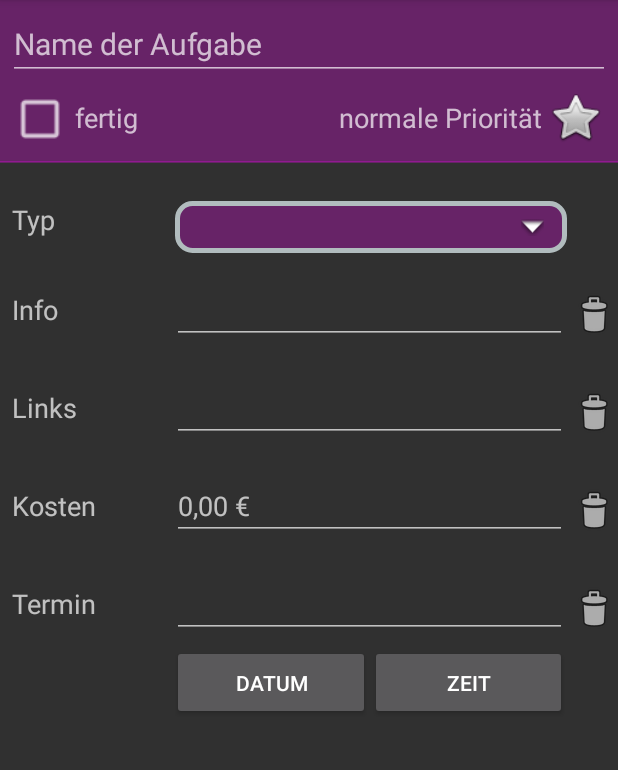
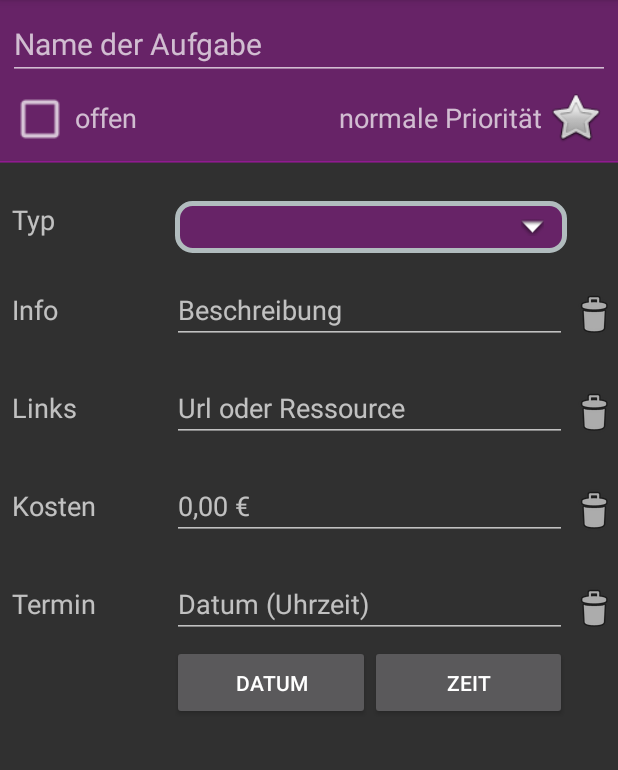
Before and after one commit to robertlange81/Umzugsplaner, an Android app: the TaskDetailFragment screen opened directly, with no data from a screen before it, on a phone screen of 412 x 824 dp, the part 75-845 px from its top. Run offline under Robolectric (Android 15) with nearby library versions, the phone set to English and light mode, and no system bars; 7 statements that could not run were skipped.

Commit message:
undo detail

```diff
--- a/app/src/main/java/com/planner/removal/removalplanner/Activities/MainActivity.java
+++ b/app/src/main/java/com/planner/removal/removalplanner/Activities/MainActivity.java
@@ -284,7 +284,7 @@ public static class SimpleItemRecyclerViewAdapter
                 termin.setTextColor(mParentActivity.getResources().getColor(R.color.colorGreen));
             } else {
                 kosten.setTextColor(mParentActivity.getResources().getColor(R.color.colorYellow));
-                if(task.date.getTime() < System.currentTimeMillis()) {
+                if(task.date != null && task.date.getTime() < System.currentTimeMillis()) {
                     termin.setTextColor(mParentActivity.getResources().getColor(R.color.colorRed));
                 } else {
                     termin.setTextColor(mParentActivity.getResources().getColor(R.color.colorWhite));
--- a/app/src/main/java/com/planner/removal/removalplanner/Fragments/TaskDetailFragment.java
+++ b/app/src/main/java/com/planner/removal/removalplanner/Fragments/TaskDetailFragment.java
@@ -12,6 +12,7 @@ import android.text.util.Linkify;
 import android.view.LayoutInflater;
 import android.view.View;
 import android.view.ViewGroup;
+import android.widget.AdapterView;
 import android.widget.ArrayAdapter;
 import android.widget.Button;
 import android.widget.CheckBox;
@@ -25,6 +26,7 @@ import android.widget.TextView;
 import android.widget.TimePicker;
 
 import com.planner.removal.removalplanner.Activities.MainActivity;
+import com.planner.removal.removalplanner.Helper.Command;
 import com.planner.removal.removalplanner.Helper.Formater;
 import com.planner.removal.removalplanner.Model.Prio;
 import com.planner.removal.removalplanner.Model.Task;
@@ -62,7 +64,6 @@ public class TaskDetailFragment extends Fragment implements CompoundButton.OnChe
     TextView lblIsDone;
     ImageView imgPrio;
     TextView lblPrio;
-    ImageView imgDelete;
     EditText txtCosts;
     Spinner spinnerDetailType;
     Button btnDatePicker;
@@ -112,17 +113,39 @@ public class TaskDetailFragment extends Fragment implements CompoundButton.OnChe
         lblIsDone = rootView.findViewById(R.id.detail_isDone_label);
         imgPrio = rootView.findViewById(R.id.detail_prio);
         lblPrio = rootView.findViewById(R.id.detail_prio_label);
-        txtDescription = rootView.findViewById(R.id.detail_description);
+        txtDescription = rootView.findViewById(R.id.description);
         txtCosts = rootView.findViewById(R.id.detail_costs);
-        spinnerDetailType = (Spinner) rootView.findViewById(R.id.detail_type);
-
-        _initLinks(rootView);
-        _initDeleteIcons(rootView);
+        spinnerDetailType = (Spinner) rootView.findViewById(R.id.type);
 
         btnDatePicker =(Button) rootView.findViewById(R.id.detail_btn_date);
         btnTimePicker =(Button) rootView.findViewById(R.id.detail_btn_time);
         txtDate =(EditText) rootView.findViewById(R.id.detail_deadline);
 
+        _initListeners(rootView);
+
+        final HashMap<TextView, String> linkMap = _initLinks(rootView);
+        _initDeleteIcons(rootView);
+
+        if (task != null) {
+            setDetails(linkMap, rootView);
+
+            final TaskType[] categories = TaskType.values();
+            final List<String> catsString = new ArrayList<>();
+            for (TaskType cat : categories) {
+                catsString.add(cat.toString());
+            }
+
+            ArrayAdapter _categoryAdapter = new ArrayAdapter<String>(rootView.getContext(), R.layout.simple_spinner_dropdown, catsString);
+            spinnerDetailType.setAdapter(_categoryAdapter);
+            if(task.type != null)
+                spinnerDetailType.setSelection(task.type.getValue());
+        }
+
+        startTimerThread(rootView);
+        return rootView;
+    }
+
+    private void _initListeners(final View rootView) {
         btnDatePicker.setOnClickListener(this);
         btnTimePicker.setOnClickListener(this);
 
@@ -163,9 +186,35 @@ public class TaskDetailFragment extends Fragment implements CompoundButton.OnChe
             }
         });
 
+        txtName.setOnFocusChangeListener(new View.OnFocusChangeListener() {
+            @Override
+            public void onFocusChange(View v, boolean hasFocus) {
+                if(!hasFocus && txtName.getText() != null) {
+                    String input = txtName.getText().toString();
 
+                    if(!input.equals(task.name)) {
+                        task.name = input;
+                        MainActivity.notifyTaskChanged();
+                        return;
+                    }
+                }
+            }
+        });
 
-        if (task != null) {
+        spinnerDetailType.setOnItemSelectedListener(new AdapterView.OnItemSelectedListener() {
+            @Override
+            public void onItemSelected(AdapterView<?> parent, View view, int position, long id) {
+                task.type = TaskType.values()[position];
+                MainActivity.notifyTaskChanged();
+            }
+
+            @Override
+            public void onNothingSelected(AdapterView<?> parent) {
+            }
+        });
+    }
+
+    private void setDetails(final HashMap<TextView, String> linkMap, View rootView) {
         txtName.setText(task.name);
         txtDescription.setText(task.description);
         checkIsDone.setChecked(task.isDone);
@@ -181,38 +230,39 @@ public class TaskDetailFragment extends Fragment implements CompoundButton.OnChe
             lblPrio.setText(R.string.normalPrioText_short);
         }
 
+        if(task.links != null && task.links.size() > 0) {
+            int i = 0;
+            for (Map.Entry<String, String> entry : task.links.entrySet())
+            {
+                if(i > txtLinks.length)
+                    break;
+
+                linkMap.put(txtLinks[i], entry.getKey());
+                _formatLink(txtLinks[i], entry.getValue(), entry.getKey());
+                i++;
+            }
+
+            if(i < txtLinks.length)
+                _formatLink(txtLinks[i], "", "");
+        }
+
         if(task.costs > 0.00)
             txtCosts.setText(Formater.intCentToString(task.costs));
-
-            final TaskType[] categories = TaskType.values();
-            final List<String> catsString = new ArrayList<>();
-            for (TaskType cat : categories) {
-                catsString.add(cat.toString());
-            }
-
-            ArrayAdapter _categoryAdapter = new ArrayAdapter<String>(rootView.getContext(), R.layout.simple_spinner_dropdown, catsString);
-            spinnerDetailType.setAdapter(_categoryAdapter);
-            if(task.type != null)
-                spinnerDetailType.setSelection(task.type.getValue());
 
         if(task.date != null)
             txtDate.setText(Formater.formatDateToSring(task.date));
     }
 
-        startTimerThread();
-        return rootView;
-    }
-
-    private void _initDeleteIcons(View rootView) {
+    private void _initDeleteIcons(final View rootView) {
         final HashMap<ImageView, TextView> deleteMap = new HashMap<>();
         txtLinks = new TextView[8];
         imgDeleteLinks = new ImageView[8];
-        txtLinks[0] = (TextView) rootView.findViewById(R.id.detail_links_x0);
-        txtLinks[1] = (TextView) rootView.findViewById(R.id.detail_links_x1);
-        txtLinks[2] = (TextView) rootView.findViewById(R.id.detail_links_x2);
-        txtLinks[3] = (TextView) rootView.findViewById(R.id.detail_links_x3);
-        txtLinks[4] = (TextView) rootView.findViewById(R.id.detail_links_x4);
-        txtLinks[5] = (TextView) rootView.findViewById(R.id.detail_description);
+        txtLinks[0] = (TextView) rootView.findViewById(R.id.links_0);
+        txtLinks[1] = (TextView) rootView.findViewById(R.id.links_1);
+        txtLinks[2] = (TextView) rootView.findViewById(R.id.links_2);
+        txtLinks[3] = (TextView) rootView.findViewById(R.id.links_3);
+        txtLinks[4] = (TextView) rootView.findViewById(R.id.links_4);
+        txtLinks[5] = (TextView) rootView.findViewById(R.id.description);
         txtLinks[6] = (TextView) rootView.findViewById(R.id.detail_costs);
         txtLinks[7] = (TextView) rootView.findViewById(R.id.detail_deadline);
 
@@ -228,9 +278,40 @@ public class TaskDetailFragment extends Fragment implements CompoundButton.OnChe
         txtLinks[5].setOnFocusChangeListener(new View.OnFocusChangeListener() {
             @Override
             public void onFocusChange(View v, boolean hasFocus) {
-                if(!hasFocus &&  txtLinks[5].getText() != null) {
-                    String inputLink = txtLinks[5].getText().toString();
-                    task.description = inputLink;
+                if(!hasFocus && txtLinks[5].getText() != null) {
+                    String input = txtLinks[5].getText().toString();
+                    if(!task.description.equals(input))
+                        task.description = input;
+                }
+            }
+        });
+
+        txtLinks[6].setOnFocusChangeListener(new View.OnFocusChangeListener() {
+            @Override
+            public void onFocusChange(View v, boolean hasFocus) {
+                if(!hasFocus && txtLinks[6].getText() != null) {
+                    String input = txtLinks[6].getText().toString();
+
+                    if(input.equals("")) {
+                        task.costs = 0;
+                        MainActivity.notifyTaskChanged();
+                        return;
+                    }
+                }
+            }
+        });
+
+        txtLinks[7].setOnFocusChangeListener(new View.OnFocusChangeListener() {
+            @Override
+            public void onFocusChange(View v, boolean hasFocus) {
+                if(!hasFocus &&  txtLinks[7].getText() != null) {
+                    String input = txtLinks[7].getText().toString();
+
+                    if(input.equals("")) {
+                        task.date = null;
+                        MainActivity.notifyTaskChanged();
+                        return;
+                    }
                 }
             }
         });
@@ -243,6 +324,23 @@ public class TaskDetailFragment extends Fragment implements CompoundButton.OnChe
                 public void onClick(final View view) {
                     TextView t = deleteMap.get(view);
                     if(t.getText() != null && t.getText().toString() != "") {
+
+                        String msg = (t.getTag() != null ? t.getTag().toString() : t.getText())
+                                + " " + rootView.getResources().getString(R.string.removed);
+
+                        Snackbar snack = Snackbar.make(
+                                view,
+                                msg,
+                                Snackbar.LENGTH_LONG);
+
+                        Task clone = new Task(task);
+
+                        snack.setAction(
+                                R.string.undo,
+                                new Command(Command.CommandTyp.Undo, clone)
+                        );
+                        snack.show();
+
                         t.setText("");
                         t.requestFocus();
                         t.clearFocus();
@@ -252,14 +350,14 @@ public class TaskDetailFragment extends Fragment implements CompoundButton.OnChe
         }
     }
 
-    private void _initLinks(View rootView) {
+    private HashMap<TextView, String> _initLinks(View rootView) {
         final HashMap<TextView, String> linkMap = new HashMap<>();
         txtLinks = new TextView[5];
-        txtLinks[0] = (TextView) rootView.findViewById(R.id.detail_links_x0);
-        txtLinks[1] = (TextView) rootView.findViewById(R.id.detail_links_x1);
-        txtLinks[2] = (TextView) rootView.findViewById(R.id.detail_links_x2);
-        txtLinks[3] = (TextView) rootView.findViewById(R.id.detail_links_x3);
-        txtLinks[4] = (TextView) rootView.findViewById(R.id.detail_links_x4);
+        txtLinks[0] = (TextView) rootView.findViewById(R.id.links_0);
+        txtLinks[1] = (TextView) rootView.findViewById(R.id.links_1);
+        txtLinks[2] = (TextView) rootView.findViewById(R.id.links_2);
+        txtLinks[3] = (TextView) rootView.findViewById(R.id.links_3);
+        txtLinks[4] = (TextView) rootView.findViewById(R.id.links_4);
 
         for (final TextView txtLink : txtLinks) {
             txtLink.setMovementMethod(LinkMovementMethod.getInstance());
@@ -304,22 +402,7 @@ public class TaskDetailFragment extends Fragment implements CompoundButton.OnChe
                 }
             });
         }
-
-        if(task.links != null && task.links.size() > 0) {
-            int i = 0;
-            for (Map.Entry<String, String> entry : task.links.entrySet())
-            {
-                if(i > txtLinks.length)
-                    break;
-
-                linkMap.put(txtLinks[i], entry.getKey());
-                _formatLink(txtLinks[i], entry.getValue(), entry.getKey());
-                i++;
-            }
-
-            if(i < txtLinks.length)
-                _formatLink(txtLinks[i], "", "");
-        }
+        return linkMap;
     }
 
     private void _formatLink(TextView linkInput, String href, String displayLink) {
@@ -396,9 +479,13 @@ public class TaskDetailFragment extends Fragment implements CompoundButton.OnChe
     @Override
     public void onCheckedChanged(CompoundButton buttonView, boolean isChecked) { }
 
+    public static void notifyTaskChanged() {
+        needsUpdate = true;
+    }
+
     public static boolean needsUpdate = false;
     Thread updaterThread;
-    private Thread startTimerThread() {
+    private Thread startTimerThread(final View rootView) {
         stopTimerThread();
         final Handler handler = new Handler();
         Runnable updater = new Runnable() {
@@ -408,12 +495,9 @@ public class TaskDetailFragment extends Fragment implements CompoundButton.OnChe
                         if(needsUpdate) {
                             handler.post(new Runnable(){
                                 public void run() {
-                                    checkIsDone.setChecked(task.isDone);
-                                    if (task.prio == Prio.High) {
-                                        imgPrio.setImageResource(android.R.drawable.btn_star_big_on);
-                                    } else {
-                                        imgPrio.setImageResource(android.R.drawable.btn_star_big_off);
-                                    }
+                                    task = Task.TASK_MAP.get(getArguments().getString(TASK_ID));
+                                    final HashMap<TextView, String> linkMap = _initLinks(rootView);
+                                    setDetails(linkMap, rootView);
                                 }
                             });
                             needsUpdate = false;
--- a/app/src/main/java/com/planner/removal/removalplanner/Helper/TaskInitializer.java
+++ b/app/src/main/java/com/planner/removal/removalplanner/Helper/TaskInitializer.java
@@ -18,6 +18,7 @@ public class TaskInitializer {
             Task task1 = new Task("Aufgabe1 seh lang bla bla bla bla bla", "Beschreibung1");
             task1.links.put("https://www.google.de", "https://www.google.de");
             task1.links.put("robert.de", "http://www.robert-lange.eu");
+            task1.links.put("gmx.de", "gmx.de");
             task1.prio = Prio.Normal;
             task1.type = TaskType.Furniture;
             task1.description = "Beschreibung1 Beschreibung1 Beschreibung1 Beschreibung1 Beschreibung1 Beschreibung1";
--- a/app/src/main/res/layout/detail.xml
+++ b/app/src/main/res/layout/detail.xml
@@ -161,7 +161,7 @@
                     android:orientation="horizontal">
 
                     <android.support.v7.widget.AppCompatSpinner
-                        android:id="@+id/detail_type"
+                        android:id="@+id/type"
                         android:filterTouchesWhenObscured="false"
                         android:fitsSystemWindows="false"
                         android:textSize="@dimen/detail_spinner_text_size"
@@ -217,7 +217,9 @@
                     android:text="@string/placeholder_description" />
 
                 <android.support.v7.widget.AppCompatEditText
-                    android:id="@+id/detail_description"
+                    android:id="@+id/description"
+                    android:tag="@string/detail_description_input"
+                    android:hint="@string/detail_description_input"
                     android:layout_weight="1"
                     android:layout_width="match_parent"
                     android:layout_height="wrap_content"
@@ -253,16 +255,18 @@
                     android:layout_height="wrap_content"
                     android:layout_marginLeft="@dimen/input_margin"
                     android:textSize="@dimen/detail_text_size"
-                    android:text="@string/detail_links" />
+                    android:text="@string/placeholder_links" />
 
                 <android.support.v7.widget.AppCompatEditText
-                    android:id="@+id/detail_links_x0"
+                    android:id="@+id/links_0"
                     android:layout_weight="1"
+                    android:tag="@string/placeholder_link"
+                    android:hint="@string/placeholder_link_input"
                     android:textSize="@dimen/detail_text_size"
                     android:layout_width="match_parent"
                     android:layout_height="wrap_content"
                     android:singleLine="true"
-                    android:selectAllOnFocus="false"
+                    android:selectAllOnFocus="true"
                     android:linksClickable="true" />
 
                 <android.support.v7.widget.AppCompatImageView
@@ -297,13 +301,15 @@
                     android:text="" />
 
                 <android.support.v7.widget.AppCompatEditText
-                    android:id="@+id/detail_links_x1"
+                    android:id="@+id/links_1"
+                    android:tag="@string/placeholder_link"
+                    android:hint="@string/placeholder_link_input"
                     android:layout_weight="1"
                     android:textSize="@dimen/detail_text_size"
                     android:layout_width="match_parent"
                     android:layout_height="wrap_content"
                     android:singleLine="true"
-                    android:selectAllOnFocus="false"
+                    android:selectAllOnFocus="true"
                     android:linksClickable="true" />
 
                 <android.support.v7.widget.AppCompatImageView
@@ -338,13 +344,15 @@
                     android:text="" />
 
                 <android.support.v7.widget.AppCompatEditText
-                    android:id="@+id/detail_links_x2"
+                    android:id="@+id/links_2"
+                    android:tag="@string/placeholder_link"
+                    android:hint="@string/placeholder_link_input"
                     android:layout_weight="1"
                     android:textSize="@dimen/detail_text_size"
                     android:layout_width="match_parent"
                     android:layout_height="wrap_content"
                     android:singleLine="true"
-                    android:selectAllOnFocus="false"
+                    android:selectAllOnFocus="true"
                     android:linksClickable="true" />
 
                 <android.support.v7.widget.AppCompatImageView
@@ -379,13 +387,15 @@
                     android:text="" />
 
                 <android.support.v7.widget.AppCompatEditText
-                    android:id="@+id/detail_links_x3"
+                    android:id="@+id/links_3"
+                    android:tag="@string/placeholder_link"
+                    android:hint="@string/placeholder_link_input"
                     android:layout_weight="1"
                     android:textSize="@dimen/detail_text_size"
                     android:layout_width="match_parent"
                     android:layout_height="wrap_content"
                     android:singleLine="true"
-                    android:selectAllOnFocus="false"
+                    android:selectAllOnFocus="true"
                     android:linksClickable="true" />
 
                 <android.support.v7.widget.AppCompatImageView
@@ -401,6 +411,7 @@
             <TableRow
                 android:id="@+id/detail_third_line_x4"
                 android:layout_below="@id/detail_third_line_x3"
+                android:hint="@string/placeholder_link_input"
                 android:layout_width="match_parent"
                 android:layout_height="wrap_content"
                 android:minHeight="@dimen/detail_row_height"
@@ -420,13 +431,14 @@
                     android:text="" />
 
                 <android.support.v7.widget.AppCompatEditText
-                    android:id="@+id/detail_links_x4"
+                    android:id="@+id/links_4"
+                    android:tag="@string/placeholder_link"
                     android:layout_weight="1"
                     android:textSize="@dimen/detail_text_size"
                     android:layout_width="match_parent"
                     android:layout_height="wrap_content"
                     android:singleLine="true"
-                    android:selectAllOnFocus="false"
+                    android:selectAllOnFocus="true"
                     android:linksClickable="true" />
 
                 <android.support.v7.widget.AppCompatImageView
@@ -461,6 +473,7 @@
 
                 <android.support.v7.widget.AppCompatEditText
                     android:id="@+id/detail_costs"
+                    android:tag="@string/placeholder_costs"
                     android:layout_weight="1"
                     android:textSize="@dimen/detail_text_size"
                     android:layout_width="match_parent"
@@ -502,6 +515,8 @@
 
                 <EditText
                     android:layout_weight="1"
+                    android:tag="@string/placeholder_date"
+                    android:hint="@string/placeholder_date_input"
                     android:layout_height="wrap_content"
                     android:id="@+id/detail_deadline"
                     android:textSize="@dimen/detail_text_size"
--- a/app/src/main/res/values/strings.xml
+++ b/app/src/main/res/values/strings.xml
@@ -8,10 +8,12 @@
     <string name="placeholder_description">Info</string>
     <string name="placeholder_type">Kategorie</string>
     <string name="placeholder_date">Termin</string>
+    <string name="placeholder_date_input">Datum (Uhrzeit)</string>
     <string name="placeholder_costs">Kosten</string>
     <string name="done">fertig</string>
     <string name="todo">offen</string>
-    <string name="deleted">offen</string>
+    <string name="deleted">gelöscht</string>
+    <string name="removed">entfernt</string>
     <string name="undo">rückgängig</string>
     <string name="highPrioText">hohe Priorität für Aufgabe</string>
     <string name="highPrioText_short">hohe Priorität</string>
@@ -21,7 +23,10 @@
     <string name="category">Typ</string>
     <string name="placeholder_date_detail">Datum</string>
     <string name="placeholder_time_detail">Zeit</string>
-    <string name="detail_links">Links</string>
+    <string name="placeholder_links">Links</string>
+    <string name="placeholder_link">Link</string>
+    <string name="placeholder_link_input">Url oder Ressource</string>
+    <string name="detail_description_input">Beschreibung</string>
     <string-array name="roman_numbers">
         <item>I</item>
         <item>II</item>
```
Also changed, not shown: app/src/main/java/com/planner/removal/removalplanner/Helper/Command.java (+33 -11 lines), app/src/main/java/com/planner/removal/removalplanner/Model/Task.java (+24 -1 lines), 1 other file. Lines whose indentation alone changed are shown as unchanged.
